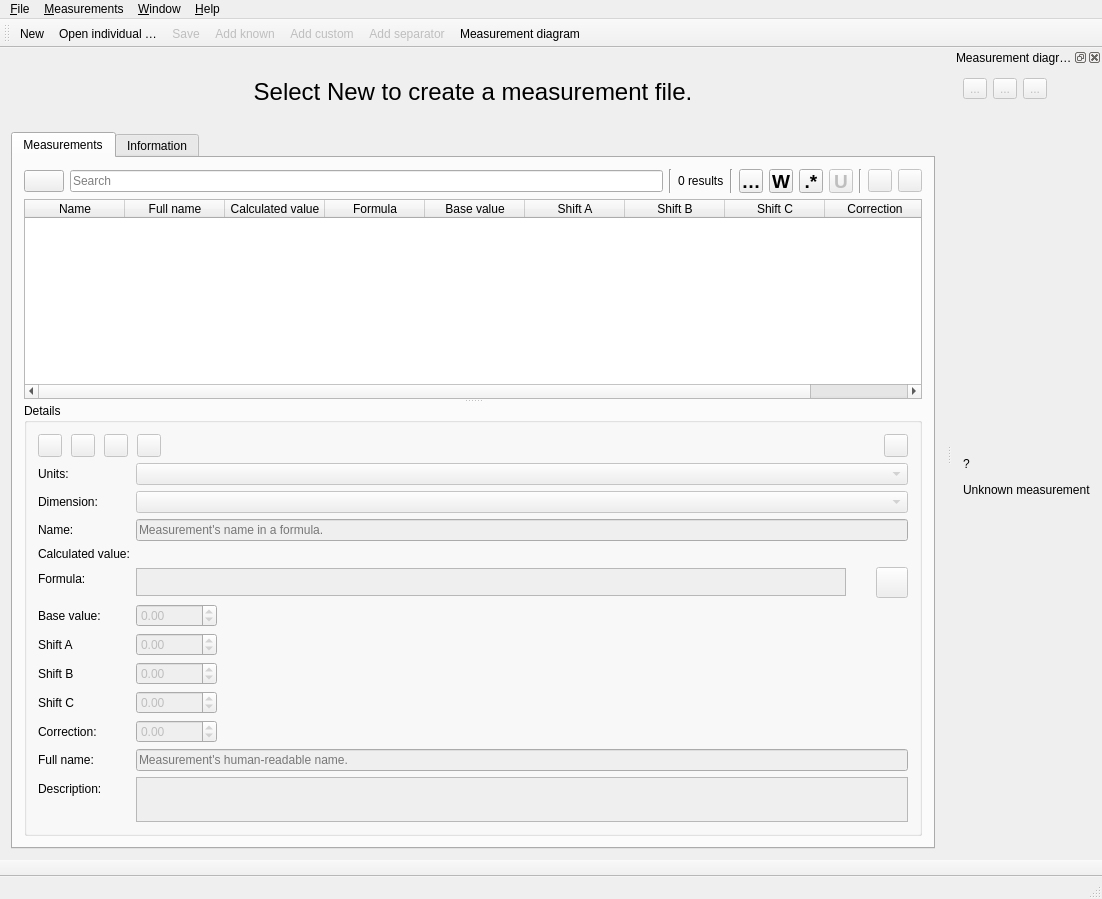
dismine/valentina, file src/app/tape/tmainwindow.ui: the form before one commit.
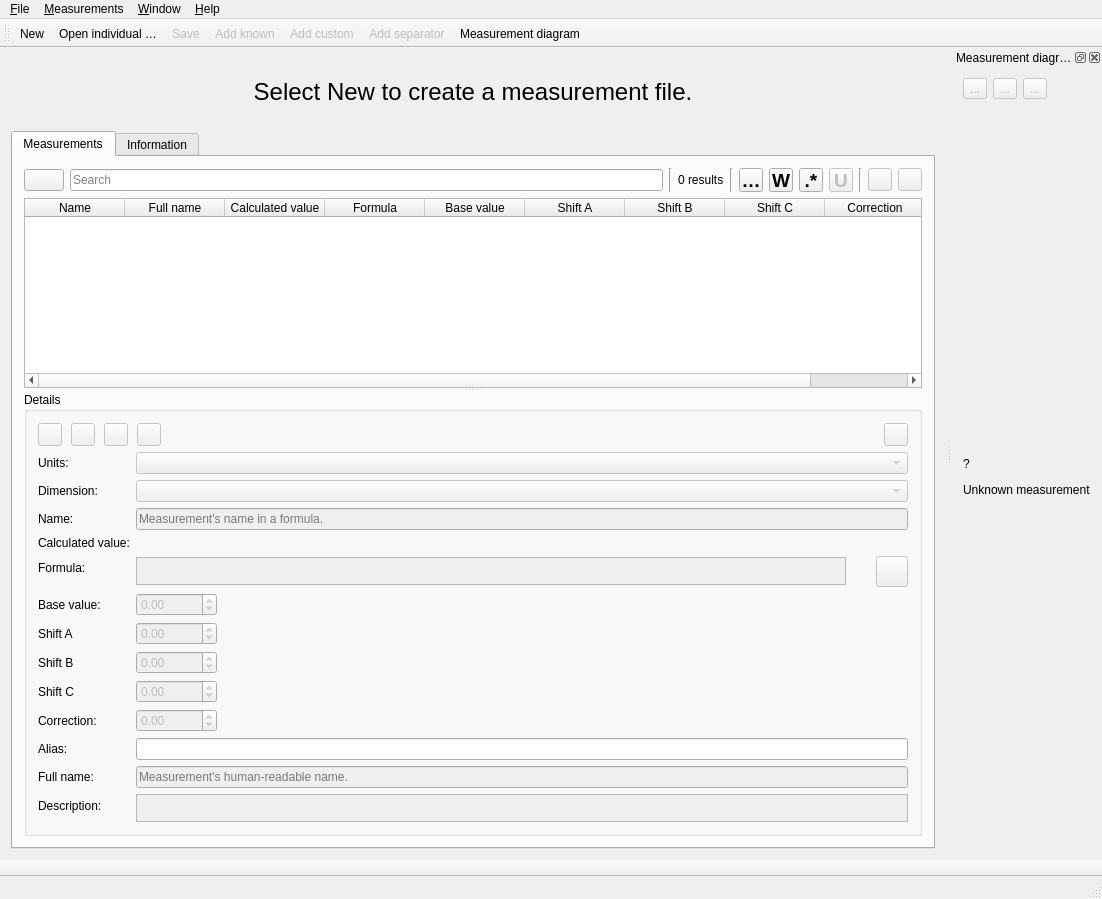
The form after the commit. Icons and pictures are not drawn. Custom widgets are drawn as their Qt base class.

Commit message: New feature. Measurement value alias.

```diff
--- a/src/app/tape/tmainwindow.ui
+++ b/src/app/tape/tmainwindow.ui
@@ -743,14 +743,14 @@
                 </property>
                </widget>
               </item>
-              <item row="10" column="0">
+              <item row="11" column="0">
                <widget class="QLabel" name="labelFullName">
                 <property name="text">
                  <string>Full name:</string>
                 </property>
                </widget>
               </item>
-              <item row="10" column="1">
+              <item row="11" column="1">
                <widget class="QLineEdit" name="lineEditFullName">
                 <property name="enabled">
                  <bool>false</bool>
@@ -766,14 +766,14 @@
                 </property>
                </widget>
               </item>
-              <item row="11" column="0">
+              <item row="12" column="0">
                <widget class="QLabel" name="label_7">
                 <property name="text">
                  <string>Description:</string>
                 </property>
                </widget>
               </item>
-              <item row="11" column="1">
+              <item row="12" column="1">
                <widget class="VPlainTextEdit" name="plainTextEditDescription">
                 <property name="enabled">
                  <bool>false</bool>
@@ -815,6 +815,23 @@
                 </property>
                </widget>
               </item>
+              <item row="10" column="0">
+               <widget class="QLabel" name="labelAlias">
+                <property name="text">
+                 <string>Alias:</string>
+                </property>
+               </widget>
+              </item>
+              <item row="10" column="1">
+               <widget class="QLineEdit" name="lineEditAlias">
+                <property name="toolTip">
+                 <string>Optional text alias for this value. Useful for referencing in pattern piece labels</string>
+                </property>
+                <property name="clearButtonEnabled">
+                 <bool>true</bool>
+                </property>
+               </widget>
+              </item>
              </layout>
             </item>
            </layout>
```
The commit also changes 23 other files.
